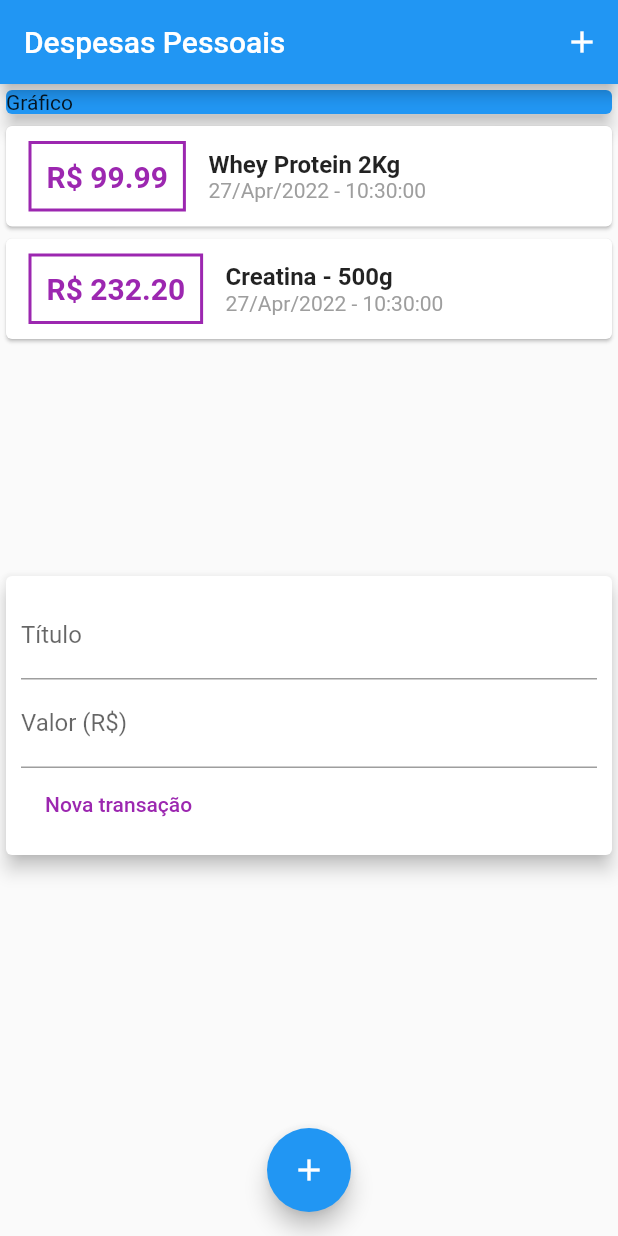
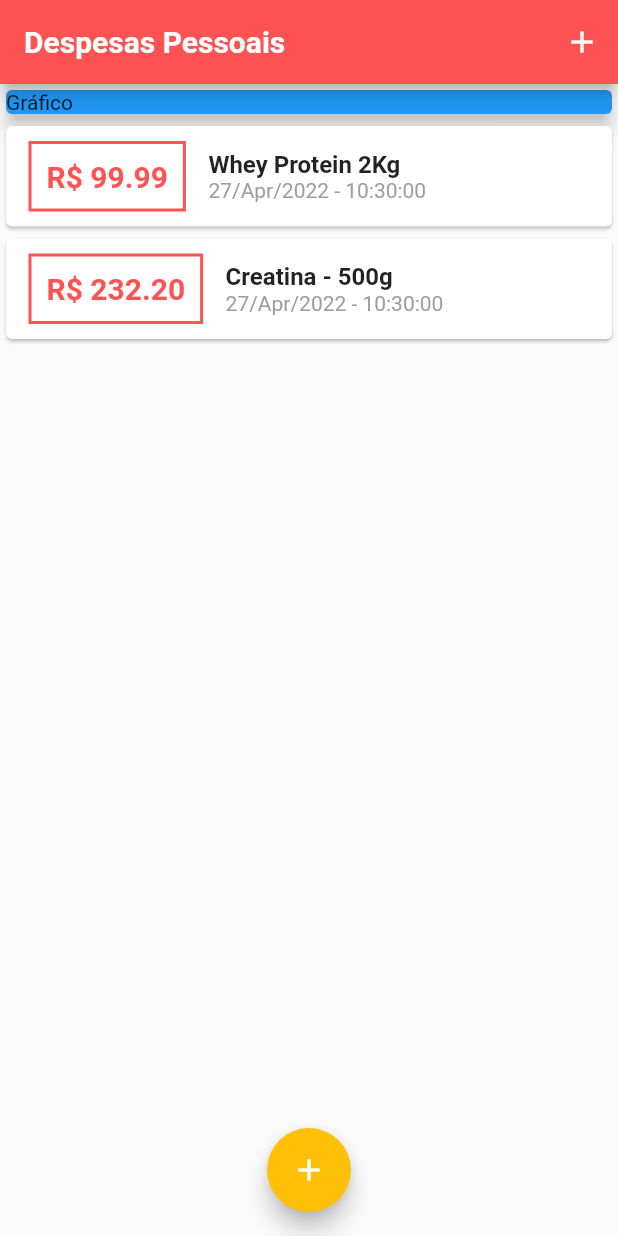
Before and after one commit to isaias99i/flutter_udemy, a Flutter app: the screen it shows after launch, on a phone screen of 412 x 824 dp. Run offline on Flutter 3.47's test engine with Material 2 defaults, Android fonts, the phone set to English and light mode, and no system bars; Roboto replaces fonts that are missing (OpenSans).

Commit message:
Alteração de Stateless para Stateful e início de inserção de temas

```diff
--- a/expenses/lib/components/transaction_list.dart
+++ b/expenses/lib/components/transaction_list.dart
@@ -22,7 +22,7 @@ class TransactionList extends StatelessWidget {
                 margin: EdgeInsets.symmetric(horizontal: 15, vertical: 10),
                 decoration: BoxDecoration(
                     border: Border.all(
-                  color: Colors.purple,
+                  color: Theme.of(context).colorScheme.primary,
                   width: 2,
                 )),
                 padding: EdgeInsets.all(10),
@@ -31,7 +31,7 @@ class TransactionList extends StatelessWidget {
                   style: TextStyle(
                     fontWeight: FontWeight.bold,
                     fontSize: 20,
-                    color: Colors.purple,
+                    color: Theme.of(context).colorScheme.primary,
                   ),
                 ),
               ),
--- a/expenses/lib/main.dart
+++ b/expenses/lib/main.dart
@@ -1,25 +1,44 @@
-import 'package:expenses/components/transaction_form.dart';
 import 'package:flutter/material.dart';
-
 import 'dart:math';
 import './models/transaction.dart';
 import './components/transaction_form.dart';
 import './components/transaction_list.dart';
-
 
 main() => runApp(ExpensesApp());
 
 class ExpensesApp extends StatelessWidget {
   @override
   Widget build(BuildContext context) {
+    final ThemeData tema = ThemeData();
+
     return MaterialApp(
       home: MyHomePage(),
+      theme: tema.copyWith(
+        colorScheme: tema.colorScheme.copyWith(
+          primary: Colors.redAccent,
+          secondary: Colors.amber,
+        ),
+        textTheme: tema.textTheme.copyWith(
+          headline6: TextStyle(
+            fontFamily: 'OpenSans',
+            fontSize: 18,
+            fontWeight: FontWeight.bold,
+            color: Colors.black
+          ),
+        ),
+        appBarTheme: AppBarTheme(
+          titleTextStyle: TextStyle(
+            fontFamily: 'OpenSans',
+            fontSize: 20,
+            fontWeight: FontWeight.bold
+          ),
+        ),
+      ),
     );
   }
 }
 
 class MyHomePage extends StatefulWidget {
-
   @override
   State<MyHomePage> createState() => _MyHomePageState();
 }
@@ -27,31 +46,37 @@ class MyHomePage extends StatefulWidget {
 class _MyHomePageState extends State<MyHomePage> {
   final _transactions = [
     Transaction(
-        id: 't1', title: 'Whey Protein 2Kg', value: 99.99, date: DateTime.now()),
+        id: 't1',
+        title: 'Whey Protein 2Kg',
+        value: 99.99,
+        date: DateTime.now()),
     Transaction(
-        id: 't2', title: 'Creatina - 500g', value: 232.20, date: DateTime.now()),
+        id: 't2',
+        title: 'Creatina - 500g',
+        value: 232.20,
+        date: DateTime.now()),
   ];
 
-  _addTransaction(String title, double value){
+  _addTransaction(String title, double value) {
     final newTransaction = Transaction(
         id: Random().nextDouble().toString(),
         title: title,
         value: value,
-        date: DateTime.now()
-    );
+        date: DateTime.now());
 
     setState(() {
       _transactions.add(newTransaction);
     });
+
+    Navigator.of(context).pop();
   }
 
-  _openTransactionFormModal(BuildContext context){
+  _openTransactionFormModal(BuildContext context) {
     showModalBottomSheet(
         context: context,
-        builder: (_){
-          return TransactionForm(null!);
-        }
-    );
+        builder: (_) {
+          return TransactionForm(_addTransaction);
+        });
   }
 
   @override
@@ -78,11 +103,6 @@ class _MyHomePageState extends State<MyHomePage> {
               ),
             ),
             TransactionList(_transactions),
-              Column(
-        children: [
-          TransactionForm(_addTransaction),
-        ],
-      )
           ],
         ),
       ),
@@ -93,4 +113,6 @@ class _MyHomePageState extends State<MyHomePage> {
       floatingActionButtonLocation: FloatingActionButtonLocation.centerFloat,
     );
   }
+
+  void onSubmit(String p1, double p2) {}
 }
```
Also changed, not shown: expenses/lib/components/transaction_form.dart (+11 -5 lines). Lines whose indentation alone changed are shown as unchanged.
